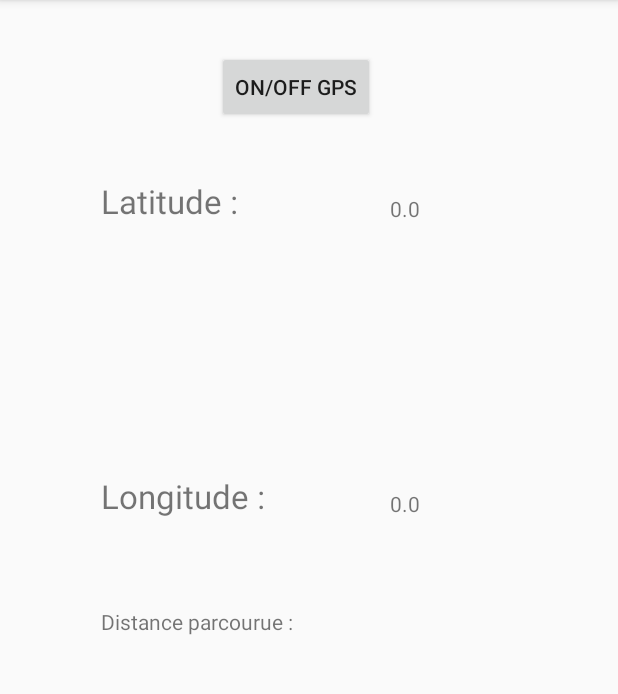
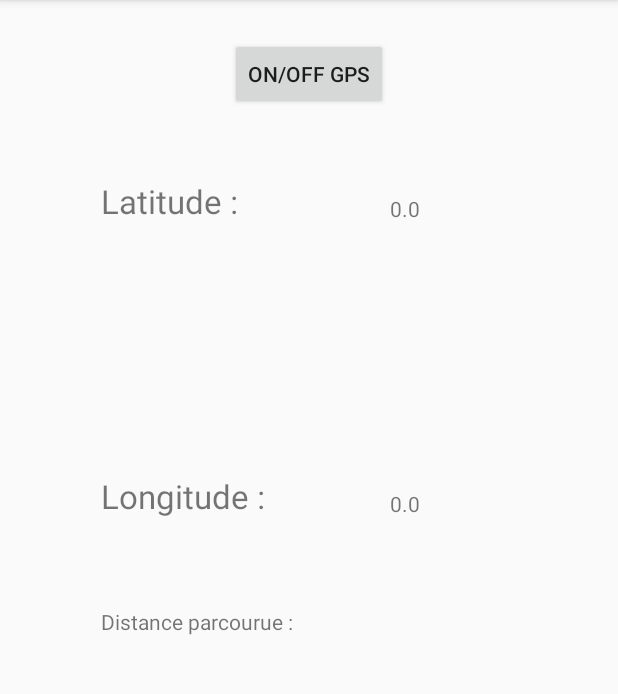
Before and after one commit to mordohaw/SensorApp, an Android app: the Tp2Activity screen opened directly, with no data from a screen before it, after a tap on "ON/OFF GPS", on a phone screen of 412 x 824 dp, the part 84-778 px from its top. Run offline under Robolectric (Android 15) with nearby library versions, the phone set to English and light mode, and no system bars.

Commit message:
resolve layout problems

```diff
--- a/app/src/main/java/williammordohay/sensorapp/Tp2Activity.java
+++ b/app/src/main/java/williammordohay/sensorapp/Tp2Activity.java
@@ -60,10 +60,14 @@ public class Tp2Activity extends AppCompatActivity {
             newLocation.setLongitude(longitudePoint);
 
             float distanceInMeters = oldLocation.distanceTo(newLocation);
-            distanceEditText.setText(" " + String.valueOf(distanceInMeters) + " m");
+            String distanceToDisplay = " " + String.valueOf(distanceInMeters) + " m";
+            distanceEditText.setText(distanceToDisplay);
+
+            Toast.makeText(this, "distance : " + distanceToDisplay, Toast.LENGTH_SHORT).show();
 
 
         }else{
+            Toast.makeText(this, "init first point", Toast.LENGTH_SHORT).show();
             latitudePoint = latitudeGPS;
             longitudePoint = longitudeGPS;
         }
@@ -121,7 +125,7 @@ public class Tp2Activity extends AppCompatActivity {
         positionLong = String.valueOf(longitudeGPS);
         latTextView.setText(positionLat);//extras.getString("myLatitude");
         longTextView.setText(positionLong); //extras.getString("myLongitude");
-        Toast.makeText(this, positionLat +" + lon : " + positionLong, Toast.LENGTH_SHORT).show();
+        //Toast.makeText(this, positionLat +" + lon : " + positionLong, Toast.LENGTH_SHORT).show();
         if(positionLat=="0.0" || positionLong =="0.0"){
             Toast.makeText(this, "Please wait few second, the position will be displayed. if not, go outside please. Thanks a lot", Toast.LENGTH_LONG).show();
         }
--- a/app/src/main/res/layout/activity_tp2.xml
+++ b/app/src/main/res/layout/activity_tp2.xml
@@ -55,6 +55,8 @@
 
     <TextView
         android:id="@+id/distanceEditText"
+        android:layout_alignParentRight="true"
+        android:textSize="15dp"
         android:layout_width="wrap_content"
         android:layout_height="wrap_content"
         android:layout_alignBaseline="@+id/distanceTextView"
@@ -66,10 +68,10 @@
         android:id="@+id/gpsButton"
         android:layout_width="wrap_content"
         android:layout_height="wrap_content"
-        android:layout_alignEnd="@+id/distanceEditText"
         android:layout_alignParentTop="true"
-        android:layout_marginTop="34dp"
-        android:text="ON/OFF GPS"
-        android:onClick="getGpsPoint"/>
+        android:layout_centerHorizontal="true"
+        android:layout_marginTop="25dp"
+        android:onClick="getGpsPoint"
+        android:text="ON/OFF GPS" />
 
 </RelativeLayout>
```
